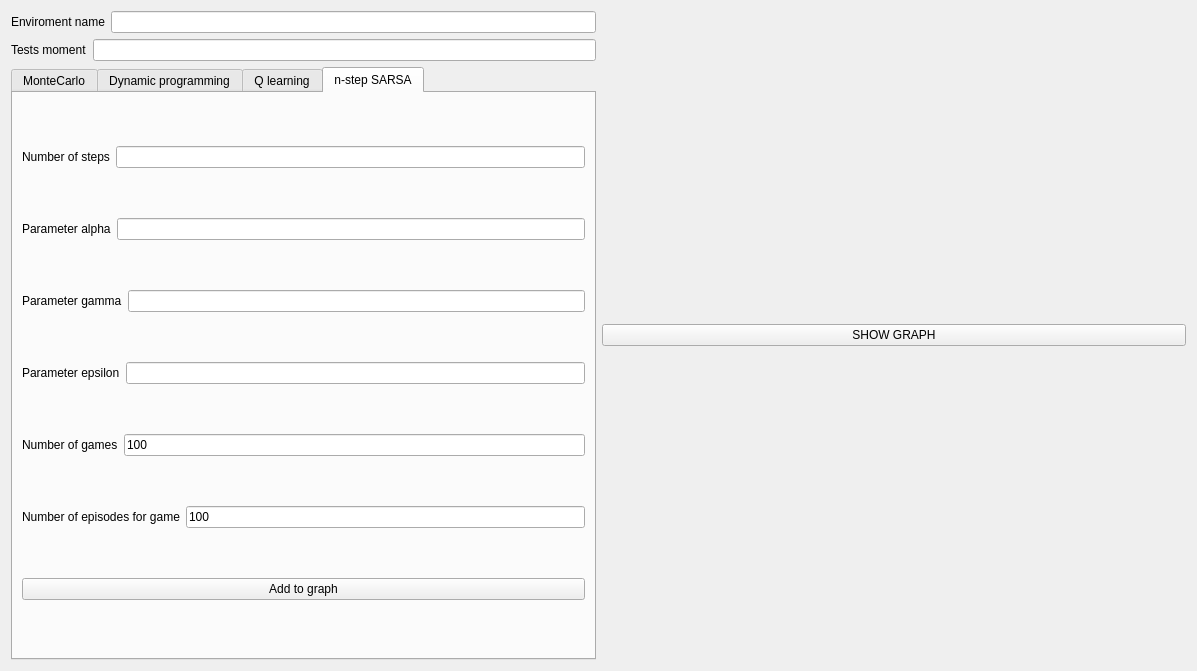
Above: GUI/gui.ui from CavenaghiEmanuele/StageRL before the change. Below: the same form after it.
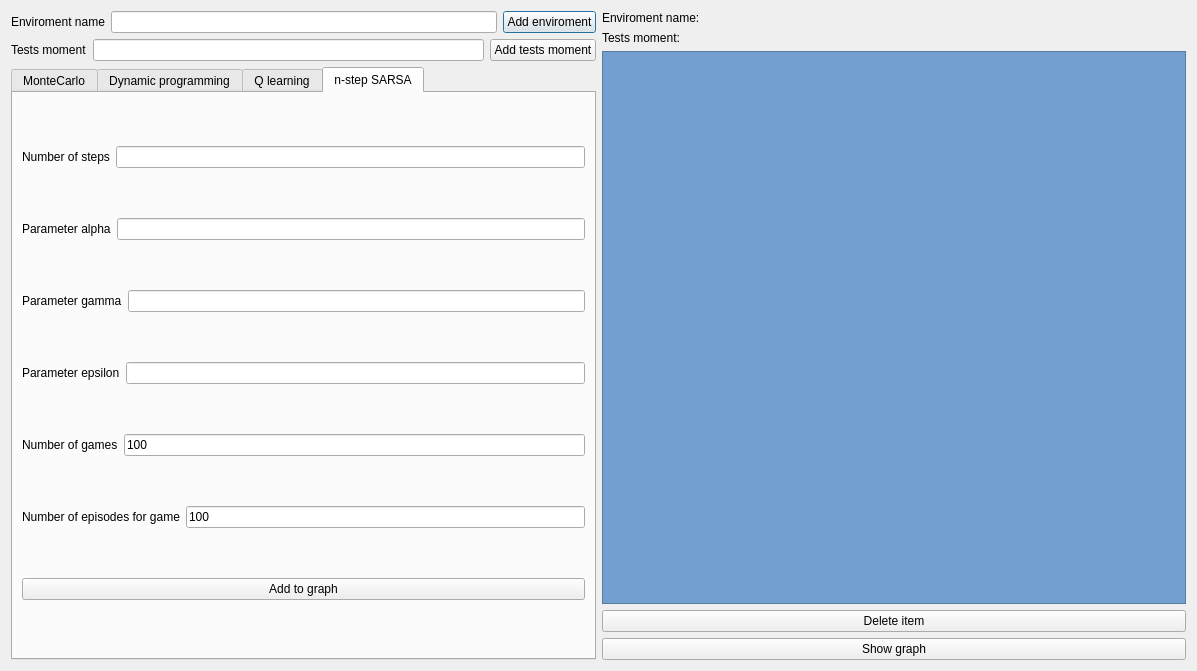
That is the form after the change. The open tabs and pages were chosen to show the change.

Patch:
```diff
--- a/GUI/gui.ui
+++ b/GUI/gui.ui
@@ -13,7 +13,7 @@
   <property name="windowTitle">
    <string>Dialog</string>
   </property>
-  <layout class="QHBoxLayout" name="horizontalLayout_4" stretch="10,10">
+  <layout class="QHBoxLayout" name="horizontalLayout_4" stretch="0,0">
    <item>
     <layout class="QVBoxLayout" name="verticalLayout">
      <item>
@@ -28,10 +28,17 @@
        <item>
         <widget class="QLineEdit" name="enviroment_name"/>
        </item>
+       <item>
+        <widget class="QPushButton" name="add_enviroment">
+         <property name="text">
+          <string>Add enviroment</string>
+         </property>
+        </widget>
+       </item>
       </layout>
      </item>
      <item>
-      <layout class="QHBoxLayout" name="horizontalLayout_2" stretch="0,0">
+      <layout class="QHBoxLayout" name="horizontalLayout_2" stretch="0,0,0">
        <item>
         <widget class="QLabel" name="label_2">
          <property name="text">
@@ -42,6 +49,13 @@
        <item>
         <widget class="QLineEdit" name="tests_moment"/>
        </item>
+       <item>
+        <widget class="QPushButton" name="add_tests_moment">
+         <property name="text">
+          <string>Add tests moment</string>
+         </property>
+        </widget>
+       </item>
       </layout>
      </item>
      <item>
@@ -372,11 +386,62 @@
     </layout>
    </item>
    <item>
-    <layout class="QVBoxLayout" name="verticalLayout_2">
+    <layout class="QVBoxLayout" name="verticalLayout_2" stretch="0,0,0,0,0">
+     <item>
+      <layout class="QHBoxLayout" name="horizontalLayout_23">
+       <item>
+        <widget class="QLabel" name="label_19">
+         <property name="text">
+          <string>Enviroment name:</string>
+         </property>
+        </widget>
+       </item>
+       <item>
+        <widget class="QLabel" name="enviroment_name_recap">
+         <property name="text">
+          <string/>
+         </property>
+        </widget>
+       </item>
+      </layout>
+     </item>
+     <item>
+      <layout class="QHBoxLayout" name="horizontalLayout_24">
+       <item>
+        <widget class="QLabel" name="label_20">
+         <property name="text">
+          <string>Tests moment: </string>
+         </property>
+        </widget>
+       </item>
+       <item>
+        <widget class="QLabel" name="tests_moment_recap">
+         <property name="text">
+          <string/>
+         </property>
+        </widget>
+       </item>
+      </layout>
+     </item>
+     <item>
+      <widget class="QListWidget" name="agent_list_recap">
+       <property name="styleSheet">
+        <string notr="true">background-color: rgb(114, 159, 207);
+selection-background-color: rgb(252, 233, 79);</string>
+       </property>
+      </widget>
+     </item>
+     <item>
+      <widget class="QPushButton" name="delete_current_item">
+       <property name="text">
+        <string>Delete item</string>
+       </property>
+      </widget>
+     </item>
      <item>
       <widget class="QPushButton" name="show_graph">
        <property name="text">
-        <string>SHOW GRAPH</string>
+        <string>Show graph</string>
        </property>
       </widget>
      </item>
```
Left out of the diff: 34 changed lines with no effect on the pictures.
